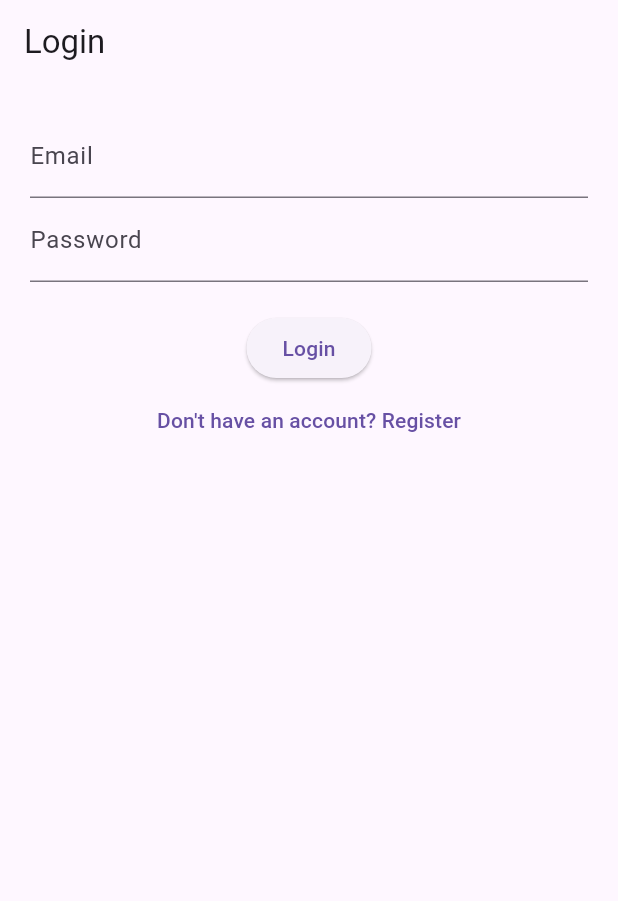
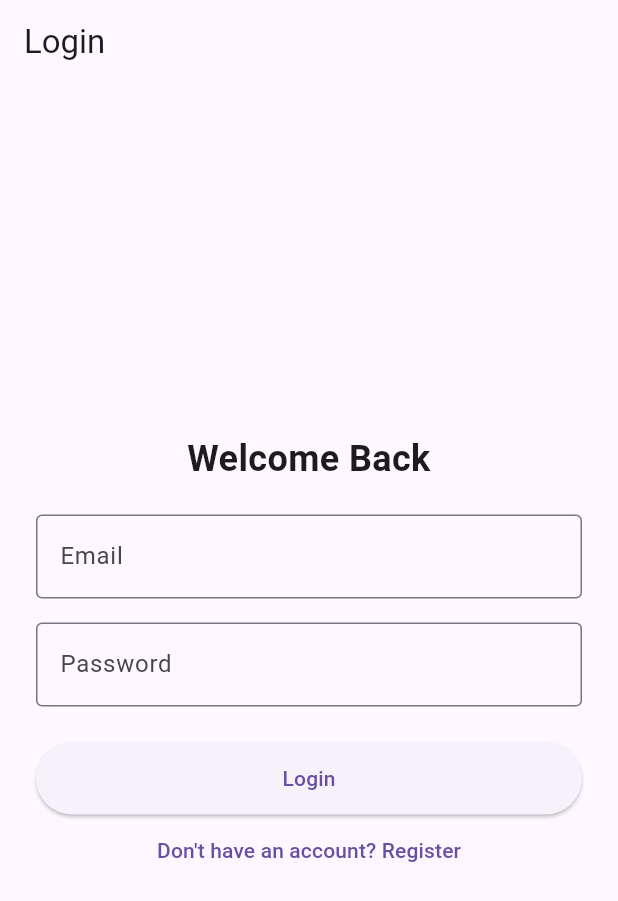
Before and after one commit to Olabiyi123/Elderly_vitals_monitor, a Flutter app: the screen it shows after launch, on a phone screen of 412 x 824 dp. Shown: the top 901 px of the screen. Run offline on Flutter 3.47's test engine with Material 3 defaults, Android fonts, the phone set to English and light mode, and no system bars; our stand-ins replace cloud_firestore, firebase_auth, firebase_core, geolocator; accounts and stored records are empty.

```diff
--- a/lib/screens/login_screen.dart
+++ b/lib/screens/login_screen.dart
@@ -8,11 +8,13 @@ class LoginScreen extends StatefulWidget {
 }
 
 class _LoginScreenState extends State<LoginScreen> {
+  final _formKey = GlobalKey<FormState>();
   final _emailController = TextEditingController();
   final _passwordController = TextEditingController();
   final _authService = AuthService();
 
   void _login() async {
+    if (_formKey.currentState!.validate()) {
       final user = await _authService.signIn(
         _emailController.text.trim(),
         _passwordController.text.trim(),
@@ -20,9 +22,10 @@ class _LoginScreenState extends State<LoginScreen> {
       if (user != null) {
         Navigator.pushReplacementNamed(context, '/dashboard');
       } else {
-      ScaffoldMessenger.of(
-        context,
-      ).showSnackBar(SnackBar(content: Text('Login failed')));
+        ScaffoldMessenger.of(context).showSnackBar(
+          SnackBar(content: Text('Login failed. Check your credentials.')),
+        );
+      }
     }
   }
 
@@ -30,21 +33,50 @@ class _LoginScreenState extends State<LoginScreen> {
   Widget build(BuildContext context) {
     return Scaffold(
       appBar: AppBar(title: Text("Login")),
-      body: Padding(
-        padding: EdgeInsets.all(20),
-        child: Column(
+      body: Center(
+        child: Padding(
+          padding: const EdgeInsets.all(24),
+          child: Form(
+            key: _formKey,
+            child: ListView(
+              shrinkWrap: true,
               children: [
-            TextField(
-              controller: _emailController,
-              decoration: InputDecoration(labelText: "Email"),
-            ),
-            TextField(
-              controller: _passwordController,
-              decoration: InputDecoration(labelText: "Password"),
-              obscureText: true,
+                Text(
+                  "Welcome Back",
+                  style: TextStyle(fontSize: 24, fontWeight: FontWeight.bold),
+                  textAlign: TextAlign.center,
                 ),
                 SizedBox(height: 20),
-            ElevatedButton(onPressed: _login, child: Text("Login")),
+                TextFormField(
+                  controller: _emailController,
+                  decoration: InputDecoration(
+                    labelText: "Email",
+                    border: OutlineInputBorder(),
+                  ),
+                  validator: (value) => value != null && value.contains('@')
+                      ? null
+                      : "Enter a valid email",
+                ),
+                SizedBox(height: 16),
+                TextFormField(
+                  controller: _passwordController,
+                  obscureText: true,
+                  decoration: InputDecoration(
+                    labelText: "Password",
+                    border: OutlineInputBorder(),
+                  ),
+                  validator: (value) => value != null && value.length >= 6
+                      ? null
+                      : "Password must be at least 6 characters",
+                ),
+                SizedBox(height: 24),
+                ElevatedButton(
+                  onPressed: _login,
+                  child: Text("Login"),
+                  style: ElevatedButton.styleFrom(
+                    padding: EdgeInsets.symmetric(vertical: 14),
+                  ),
+                ),
                 TextButton(
                   onPressed: () => Navigator.push(
                     context,
@@ -55,6 +87,8 @@ class _LoginScreenState extends State<LoginScreen> {
               ],
             ),
           ),
+        ),
+      ),
     );
   }
 }
```
Also changed, not shown: lib/screens/add_vital_screen.dart (+89 -73 lines), lib/screens/dashboard_screen.dart (+56 -73 lines), lib/screens/register_screen.dart (+51 -15 lines). Lines whose indentation alone changed are shown as unchanged.
